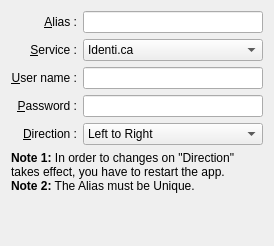
Above: src/accounts_wizard_base.ui from KDE/choqok before the change. Below: the same form after it.
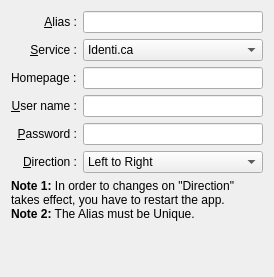
That is the form after the change. Custom widgets are drawn as their Qt base class.

What changed in the file:
```diff
--- a/src/accounts_wizard_base.ui
+++ b/src/accounts_wizard_base.ui
@@ -6,14 +6,14 @@
     <x>0</x>
     <y>0</y>
     <width>274</width>
-    <height>246</height>
+    <height>277</height>
    </rect>
   </property>
   <property name="windowTitle" >
    <string>Form</string>
   </property>
   <layout class="QGridLayout" name="gridLayout" >
-   <item row="2" column="0" >
+   <item row="3" column="0" >
     <widget class="QLabel" name="textLabel1" >
      <property name="text" >
       <string>&amp;User name :</string>
@@ -29,7 +29,7 @@
      </property>
     </widget>
    </item>
-   <item row="3" column="0" >
+   <item row="4" column="0" >
     <widget class="QLabel" name="textLabel1_2" >
      <property name="text" >
       <string>&amp;Password :</string>
@@ -45,7 +45,7 @@
      </property>
     </widget>
    </item>
-   <item row="3" column="1" >
+   <item row="4" column="1" >
     <widget class="KLineEdit" name="kcfg_password" >
      <property name="text" >
       <string/>
@@ -55,7 +55,7 @@
      </property>
     </widget>
    </item>
-   <item row="4" column="0" >
+   <item row="5" column="0" >
     <widget class="QLabel" name="textLabel2_2" >
      <property name="text" >
       <string>&amp;Direction :</string>
@@ -71,7 +71,7 @@
      </property>
     </widget>
    </item>
-   <item row="4" column="1" >
+   <item row="5" column="1" >
     <widget class="KComboBox" name="kcfg_direction" >
      <property name="sizePolicy" >
       <sizepolicy vsizetype="Maximum" hsizetype="MinimumExpanding" >
@@ -91,10 +91,10 @@
      </item>
     </widget>
    </item>
-   <item row="2" column="1" >
+   <item row="3" column="1" >
     <widget class="KLineEdit" name="kcfg_username" />
    </item>
-   <item row="5" column="0" colspan="2" >
+   <item row="6" column="0" colspan="2" >
     <widget class="QLabel" name="label" >
      <property name="sizePolicy" >
       <sizepolicy vsizetype="MinimumExpanding" hsizetype="Preferred" >
@@ -164,6 +164,16 @@
      </property>
     </widget>
    </item>
+   <item row="2" column="0" >
+    <widget class="QLabel" name="lblHomepage" >
+     <property name="text" >
+      <string>Homepage :</string>
+     </property>
+    </widget>
+   </item>
+   <item row="2" column="1" >
+    <widget class="KLineEdit" name="kcfg_homepage" />
+   </item>
   </layout>
  </widget>
  <customwidgets>
```
Left out of the diff: 6 changed lines with no effect on the pictures.
